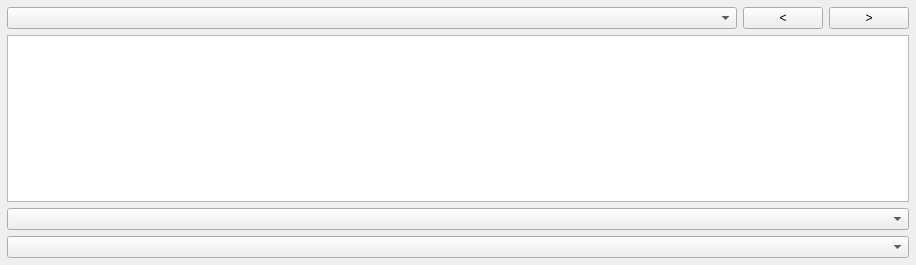
Above: src/SettingsWidget.ui from ManiVaultStudio/ImageViewerPlugin before the change. Below: the same form after it.
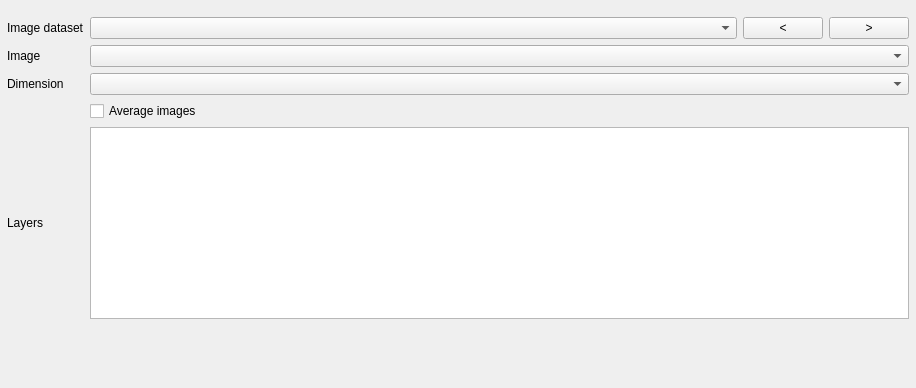
That is the form after the change.

The edit to the form file:
```diff
--- a/src/SettingsWidget.ui
+++ b/src/SettingsWidget.ui
@@ -7,7 +7,7 @@
     <x>0</x>
     <y>0</y>
     <width>916</width>
-    <height>265</height>
+    <height>388</height>
    </rect>
   </property>
   <property name="sizePolicy">
@@ -33,11 +33,11 @@
     <number>7</number>
    </property>
    <item row="0" column="0">
-    <layout class="QHBoxLayout" name="horizontalLayout">
+    <layout class="QGridLayout" name="gridLayout_2">
      <property name="topMargin">
-      <number>0</number>
+      <number>10</number>
      </property>
-     <item>
+     <item row="0" column="1">
       <widget class="QComboBox" name="datasetsComboBox">
        <property name="sizePolicy">
         <sizepolicy hsizetype="Preferred" vsizetype="Fixed">
@@ -47,55 +47,78 @@
        </property>
       </widget>
      </item>
-     <item>
+     <item row="2" column="1" colspan="3">
+      <widget class="QComboBox" name="currentDimensionComboBox"/>
+     </item>
+     <item row="0" column="2">
       <widget class="QPushButton" name="previousPushButton">
        <property name="text">
         <string>&lt;</string>
        </property>
       </widget>
      </item>
-     <item>
+     <item row="0" column="3">
       <widget class="QPushButton" name="nextPushButton">
        <property name="text">
         <string>&gt;</string>
        </property>
       </widget>
      </item>
+     <item row="1" column="0">
+      <widget class="QLabel" name="imageLabel">
+       <property name="text">
+        <string>Image</string>
+       </property>
+      </widget>
+     </item>
+     <item row="2" column="0">
+      <widget class="QLabel" name="dimensionLabel">
+       <property name="text">
+        <string>Dimension</string>
+       </property>
+      </widget>
+     </item>
+     <item row="1" column="1" colspan="3">
+      <widget class="QComboBox" name="currentImageComboBox"/>
+     </item>
+     <item row="0" column="0">
+      <widget class="QLabel" name="imageDatasetLabel">
+       <property name="text">
+        <string>Image dataset</string>
+       </property>
+      </widget>
+     </item>
+     <item row="4" column="0">
+      <widget class="QLabel" name="layersLabel">
+       <property name="text">
+        <string>Layers</string>
+       </property>
+      </widget>
+     </item>
+     <item row="4" column="1" colspan="3">
+      <widget class="QTableView" name="layersTableView"/>
+     </item>
+     <item row="3" column="1" colspan="3">
+      <widget class="QCheckBox" name="averageImagesCheckBox">
+       <property name="text">
+        <string>Average images</string>
+       </property>
+      </widget>
+     </item>
     </layout>
    </item>
-   <item row="3" column="0">
-    <widget class="QComboBox" name="currentImageComboBox"/>
-   </item>
    <item row="2" column="0">
-    <widget class="QTableView" name="datasetsTableView">
-     <property name="editTriggers">
-      <set>QAbstractItemView::NoEditTriggers</set>
+    <spacer name="verticalSpacer">
+     <property name="orientation">
+      <enum>Qt::Vertical</enum>
      </property>
-     <property name="alternatingRowColors">
-      <bool>true</bool>
+     <property name="sizeHint" stdset="0">
+      <size>
+       <width>20</width>
+       <height>40</height>
+      </size>
      </property>
-     <property name="selectionMode">
-      <enum>QAbstractItemView::SingleSelection</enum>
-     </property>
-     <property name="selectionBehavior">
-      <enum>QAbstractItemView::SelectRows</enum>
-     </property>
-     <property name="sortingEnabled">
-      <bool>true</bool>
-     </property>
-     <attribute name="horizontalHeaderStretchLastSection">
-      <bool>true</bool>
-     </attribute>
-     <attribute name="verticalHeaderShowSortIndicator" stdset="0">
-      <bool>false</bool>
-     </attribute>
-     <attribute name="verticalHeaderStretchLastSection">
-      <bool>false</bool>
-     </attribute>
-    </widget>
-   </item>
-   <item row="4" column="0">
-    <widget class="QComboBox" name="currentDimensionComboBox"/>
+    </spacer>
    </item>
   </layout>
  </widget>
```
